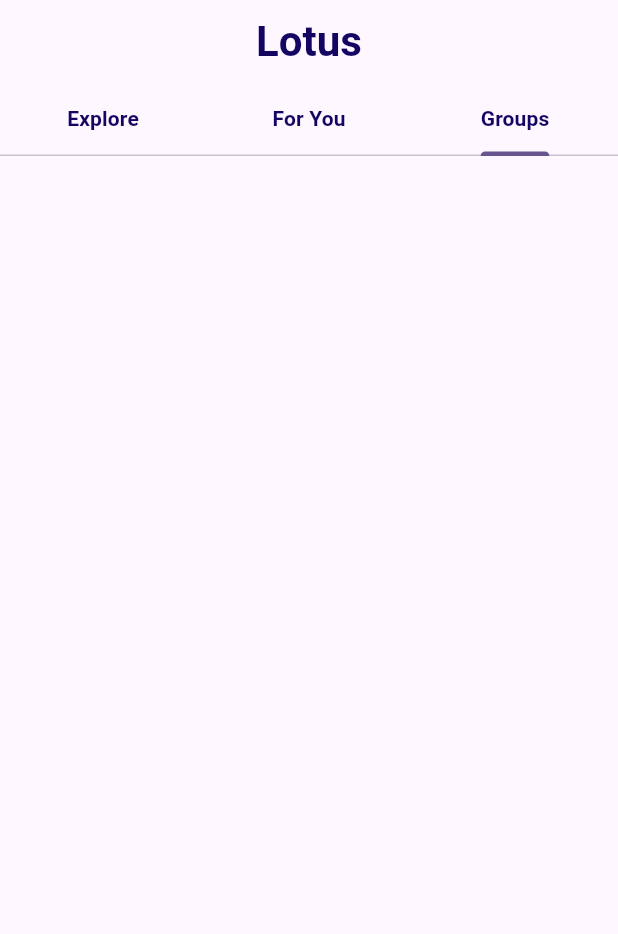
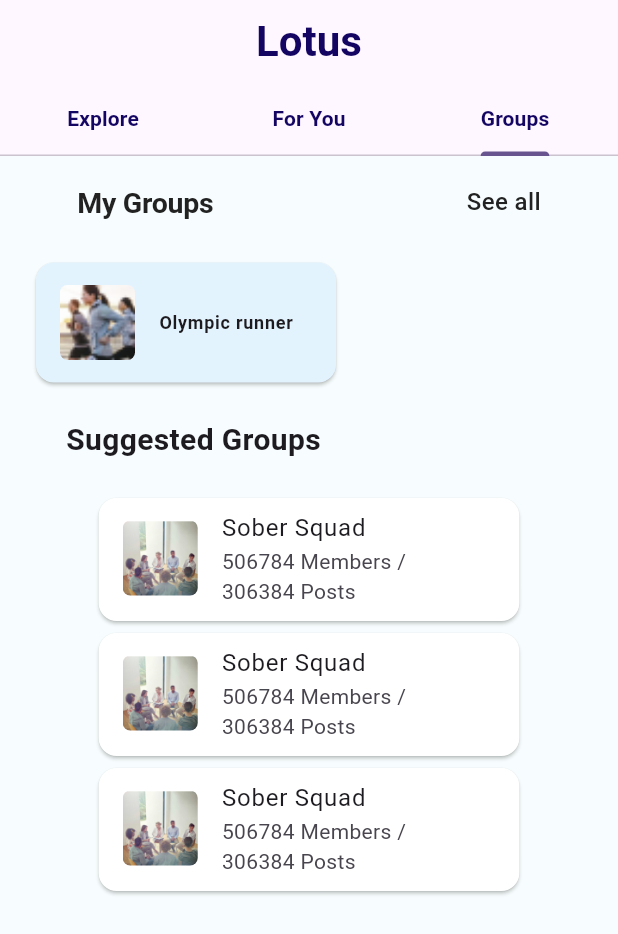
Before and after one commit to Inzhamed/Azerty, a Flutter app: the TabBarExample screen opened directly, on a phone screen of 412 x 824 dp. Shown: the top 934 px of the screen. Run offline on Flutter 3.47's test engine with Material 3 defaults, Android fonts, the phone set to English and light mode, and no system bars; our stand-ins replace get_storage; accounts and stored records are empty; Roboto replaces fonts that are missing (Montserrat).

Commit message:
Final push, comunity

```diff
--- a/flutter/wiro/lib/Pages/Community.dart
+++ b/flutter/wiro/lib/Pages/Community.dart
@@ -36,7 +36,7 @@
                 fontSize: 28,
                 color: Color(0xff140562),
               )),
-          bottom: TabBar(
+          bottom: const TabBar(
             tabs: <Widget>[
               Tab(
                 child: (Text("Explore", style: customTextStyle)),
@@ -50,62 +50,136 @@
             ],
           ),
         ),
+        backgroundColor: const Color(0xfff7fdfe),
         body: TabBarView(
           children: <Widget>[
-            Center(
+            Container(),
+            Container(),
+            Padding(
+              padding: const EdgeInsets.symmetric(vertical: 20, horizontal: 20),
               child: SingleChildScrollView(
                 child: Column(
                   children: [
-                    ListView(
-                      scrollDirection: Axis.horizontal,
-                      children: <Widget>[
-                        Container(
-                          width: 200,
-                          child: const Center(
-                              child: Text(
-                            'Item 1',
-                            style: TextStyle(fontSize: 18, color: Colors.white),
-                          )),
+                        SizedBox(
+                          width: MediaQuery.of(context).size.width * 0.75,
+                          child: const Row(
+                            mainAxisAlignment: MainAxisAlignment.spaceBetween,
+                            children: [
+                              Text(
+                                'My Groups',
+                                textAlign: TextAlign.center,
+                                style: TextStyle(
+                                  color: Color(0xFF222222),
+                                  fontFamily: 'Montserrat',
+                                  fontWeight: FontWeight.w600,
+                                  height: 0,
+                                  letterSpacing: -0.15,
+                                  fontSize: 19,
+                                ),
+                              ),
+                              Text(
+                                'See all',
+                                style: TextStyle(
+                                  color: Color(0xFF222222),
+                                  fontSize: 16,
+                                  fontFamily: 'Montserrat',
+                                  fontWeight: FontWeight.w500,
+                                  height: 0.10,
+                                ),
+                              ),
+
+                              // Expanded(
+                              //   child: ListView.builder(
+                              //     itemCount: 10,
+                              //     itemBuilder:
+                              //         (BuildContext context, int index) {
+                              //       return ListTile(
+                              //         title: Group(),
+                              //       );
+                              //     },
+                              //   ),
+                              // )
+                            ],
+                          ),
                         ),
-                        Container(
-                          width: 200,
-                          child: const Center(
-                              child: Text(
-                            'Item 2',
-                            style: TextStyle(fontSize: 18, color: Colors.white),
-                          )),
+                        const SizedBox(
+                          height: 25,
                         ),
-                        Container(
-                          width: 200,
-                          child: const Center(
-                              child: Text(
-                            'Item 3',
-                            style: TextStyle(fontSize: 18, color: Colors.white),
-                          )),
+                        Row(
+                          crossAxisAlignment: CrossAxisAlignment.start,
+                          children: [
+                            Card(
+                                color: const Color(0xffe3f3fe),
+                                child: SizedBox(
+                                    height: 80,
+                                    width: 200,
+                                    child: Center(
+                                      child: ListTile(
+                                        leading: Container(
+                                          height: 50,
+                                          width: 50,
+                                          decoration: BoxDecoration(
+                                              image: const DecorationImage(
+                                                  image: AssetImage(
+                                                    "assets/run.png",
+                                                  ),
+                                                  fit: BoxFit.fill),
+                                              // border: Border.all(),
+                                              borderRadius:
+                                                  BorderRadius.circular(5)),
+                                        ),
+                                        title: const Text(
+                                          "Olympic runner ",
+                                          style: TextStyle(
+                                              fontSize: 12,
+                                              fontWeight: FontWeight.bold),
+                                        ),
+                                      ),
+                                    ))),
+                          ],
                         ),
-                        Container(
-                          width: 200,
-                          color: Colors.purple[300],
-                          child: const Center(
-                              child: Text(
-                            'Item 4',
-                            style: TextStyle(fontSize: 18, color: Colors.white),
-                          )),
+                        const Row(
+                          mainAxisAlignment: MainAxisAlignment.start,
+                          children: [
+                            Padding(
+                              padding: EdgeInsets.symmetric(
+                                  horizontal: 24.0, vertical: 20),
+                              child: Text("Suggested Groups",
+                                  style: TextStyle(
+                                      fontSize: 20,
+                                      fontWeight: FontWeight.w600)),
+                            ),
+                            // Image.asset('assets/Runner_pic.png'),
+                          ],
                         ),
-                      ],
-                    ),
-                  ],
+                      ] +
+                      widg
+                          .map((e) => SizedBox(
+                                height: 90,
+                                width: MediaQuery.of(context).size.width * 0.7,
+                                child: Card(
+                                  color: Colors.white,
+                                  child: ListTile(
+                                    leading: Container(
+                                      height: 50,
+                                      width: 50,
+                                      decoration: BoxDecoration(
+                                          image: const DecorationImage(
+                                              image: AssetImage(
+                                                "assets/suggested_groups.png",
+                                              ),
+                                              fit: BoxFit.fill),
+                                          // border: Border.all(),
+                                          borderRadius:
+                                              BorderRadius.circular(5)),
+                                    ),
+                                    title: Text(e["Title"]!),
+                                    subtitle: Text(e["subtitle"]!),
+                                  ),
+                                ),
+                              ))
+                          .toList(),
                 ),
-              ),
-            ),
-            Center(
-              child: Row(
-                children: [],
-              ),
-            ),
-            Center(
-              child: Row(
-                children: [],
               ),
             ),
           ],
@@ -114,3 +188,36 @@
     );
   }
 }
+
+class Group extends StatelessWidget {
+  const Group({super.key});
+
+  @override
+  Widget build(BuildContext context) {
+    return Container(
+        width: 179,
+        height: 49,
+        child: Row(children: [
+          Image.asset("assets/Frame 34560.png"),
+          Text("OLYMPIC RUNNER...")
+        ]));
+  }
+}
+
+List<Map<String, String>> widg = [
+  {
+    "asset": "assets/run.png",
+    "Title": "Sober Squad",
+    "subtitle": "506784 Members / 306384 Posts",
+  },
+  {
+    "asset": "assets/run.png",
+    "Title": "Sober Squad",
+    "subtitle": "506784 Members / 306384 Posts",
+  },
+  {
+    "asset": "assets/run.png",
+    "Title": "Sober Squad",
+    "subtitle": "506784 Members / 306384 Posts",
+  },
+];
```
Also changed, not shown: flutter/wiro/assets/Frame 34560.png (added), flutter/wiro/assets/Runner pic.png (added), flutter/wiro/assets/run.png (added), flutter/wiro/assets/suggested_groups.png (added).
